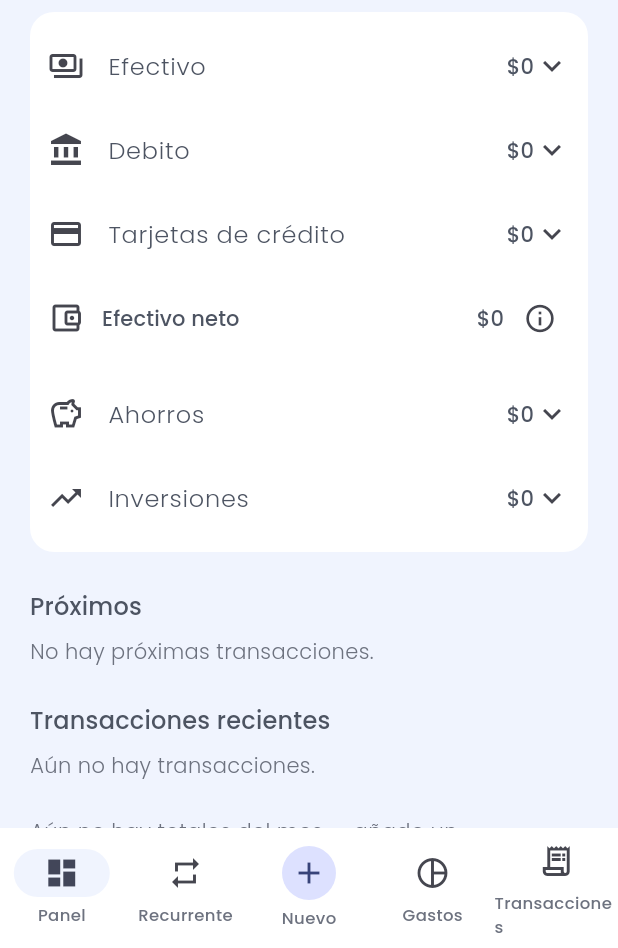
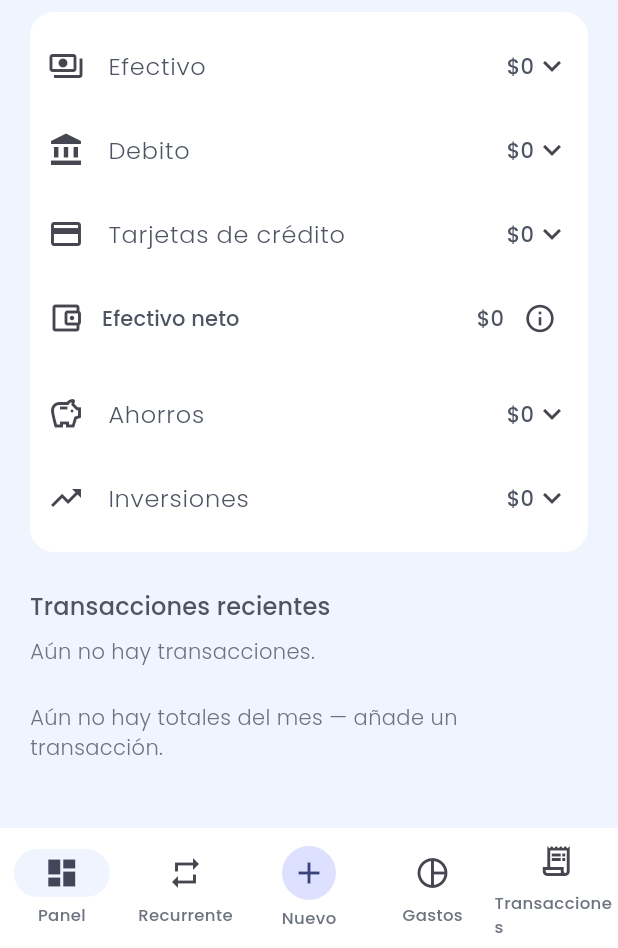
Before and after one commit to gerardomanllo/finko, a Flutter app: the DashboardScreen screen opened by its route, scrolled down 184 dp, on a phone screen of 412 x 824 dp, the part 288-1236 px from its top. Run offline on Flutter 3.47's test engine with Material 3 defaults, Android fonts, the phone set to English and light mode, and no system bars; drawn by our look-alikes of fl_chart; our stand-ins replace cloud_firestore, cloud_functions, firebase_auth, firebase_core, flutter_riverpod, go_router and 4 more; accounts and stored records are empty; network calls fail.

Commit message:
Enhance dashboard upcoming transactions: hide the entire upcoming section when empty, display up to five upcoming transaction cards with a "See all upcoming" option linking to the Recurring tab. Updated localization for new UI elements and refined documentation to reflect these changes.

```diff
--- a/lib/features/dashboard/presentation/dashboard_screen.dart
+++ b/lib/features/dashboard/presentation/dashboard_screen.dart
@@ -16,7 +16,6 @@ import '../../../core/formatting/money_format.dart';
 import '../../../core/refresh/ledger_aware_app_refresh.dart';
 import '../../../l10n/app_localizations.dart';
 import '../../../widgets/accounts/finko_cash_flow_accounts_accordion.dart';
-import '../../../widgets/surfaces/finko_paper_card.dart';
 import '../../../widgets/budgets/finko_monthly_budget_teaser.dart';
 import '../../../widgets/metrics/finko_metric_carousel_card.dart';
 import '../../../widgets/metrics/finko_net_worth_sparkline.dart';
@@ -280,18 +279,26 @@ class DashboardScreen extends ConsumerWidget {
                     loading: () => const LinearProgressIndicator(),
                     error: (e, _) => Text('$e'),
                   ),
+                  upcomingAsync.when(
+                    data: (list) {
+                      if (list.isEmpty) {
+                        return const SizedBox.shrink();
+                      }
+                      const previewCount = 5;
+                      final preview = list.length > previewCount
+                          ? list.sublist(0, previewCount)
+                          : list;
+                      return Column(
+                        crossAxisAlignment: CrossAxisAlignment.stretch,
+                        mainAxisSize: MainAxisSize.min,
+                        children: [
                           const SizedBox(height: 24),
                           Text(
                             l10n.dashboardUpcomingHeading,
                             style: theme.textTheme.titleMedium,
                           ),
                           const SizedBox(height: 8),
-                  upcomingAsync.when(
-                    data: (list) {
-                      if (list.isEmpty) {
-                        return Text(l10n.emptyNoUpcoming);
-                      }
-                      return FinkoPaperCard(
+                          Padding(
                             padding: const EdgeInsets.symmetric(
                               horizontal: 8,
                               vertical: 10,
@@ -300,12 +307,13 @@ class DashboardScreen extends ConsumerWidget {
                               height: 168,
                               child: ListView.separated(
                                 scrollDirection: Axis.horizontal,
-                            itemCount: list.length.clamp(0, 20),
+                                itemCount: preview.length + 1,
                                 separatorBuilder:
                                     (BuildContext context, int index) =>
                                         const SizedBox(width: 10),
                                 itemBuilder: (context, i) {
-                              final u = list[i];
+                                  if (i < preview.length) {
+                                    final u = preview[i];
                                     return FinkoUpcomingTransactionCard(
                                       title: u.memo ?? u.kind.wireName,
                                       amountText: _upcomingAmount(
@@ -313,7 +321,8 @@ class DashboardScreen extends ConsumerWidget {
                                         u,
                                         mainCurrency,
                                       ),
-                                secondaryAmountText: _upcomingSecondaryAmount(
+                                      secondaryAmountText:
+                                          _upcomingSecondaryAmount(
                                             context,
                                             u,
                                             mainCurrency,
@@ -324,13 +333,32 @@ class DashboardScreen extends ConsumerWidget {
                                         todayKey,
                                       ),
                                     );
+                                  }
+                                  return FinkoUpcomingSeeAllCard(
+                                    label: l10n.dashboardUpcomingSeeAll,
+                                    onTap: () => context.go('/recurring'),
+                                  );
                                 },
                               ),
                             ),
+                          ),
+                        ],
                       );
                     },
-                    loading: () => const LinearProgressIndicator(),
-                    error: (e, _) => Text('$e'),
+                    loading: () => const SizedBox.shrink(),
+                    error: (e, _) => Column(
+                      crossAxisAlignment: CrossAxisAlignment.stretch,
+                      mainAxisSize: MainAxisSize.min,
+                      children: [
+                        const SizedBox(height: 24),
+                        Text(
+                          l10n.dashboardUpcomingHeading,
+                          style: theme.textTheme.titleMedium,
+                        ),
+                        const SizedBox(height: 8),
+                        Text('$e'),
+                      ],
+                    ),
                   ),
                   const SizedBox(height: 24),
                   Text(
--- a/lib/l10n/app_en.arb
+++ b/lib/l10n/app_en.arb
@@ -366,6 +366,7 @@
   "loansMortgageSectionTitle": "Loans & mortgage",
   "dashboardAccountsHeading": "Accounts",
   "dashboardUpcomingHeading": "Upcoming",
+  "dashboardUpcomingSeeAll": "See all upcoming",
   "dashboardRecentHeading": "Recent transactions",
   "seeMore": "See more",
   "leftForSpending": "Left for spending",
--- a/lib/l10n/app_es.arb
+++ b/lib/l10n/app_es.arb
@@ -366,6 +366,7 @@
   "loansMortgageSectionTitle": "Préstamos e hipoteca",
   "dashboardAccountsHeading": "Cuentas",
   "dashboardUpcomingHeading": "Próximos",
+  "dashboardUpcomingSeeAll": "Ver todos los próximos",
   "dashboardRecentHeading": "Transacciones recientes",
   "seeMore": "Ver más",
   "leftForSpending": "Disponible para gastar",
--- a/lib/l10n/app_localizations.dart
+++ b/lib/l10n/app_localizations.dart
@@ -1718,6 +1718,12 @@ abstract class AppLocalizations {
   /// **'Próximos'**
   String get dashboardUpcomingHeading;
 
+  /// No description provided for @dashboardUpcomingSeeAll.
+  ///
+  /// In es, this message translates to:
+  /// **'Ver todos los próximos'**
+  String get dashboardUpcomingSeeAll;
+
   /// No description provided for @dashboardRecentHeading.
   ///
   /// In es, this message translates to:
--- a/lib/l10n/app_localizations_en.dart
+++ b/lib/l10n/app_localizations_en.dart
@@ -897,6 +897,9 @@ class AppLocalizationsEn extends AppLocalizations {
   String get dashboardUpcomingHeading => 'Upcoming';
 
   @override
+  String get dashboardUpcomingSeeAll => 'See all upcoming';
+
+  @override
   String get dashboardRecentHeading => 'Recent transactions';
 
   @override
--- a/lib/l10n/app_localizations_es.dart
+++ b/lib/l10n/app_localizations_es.dart
@@ -901,6 +901,9 @@ class AppLocalizationsEs extends AppLocalizations {
   String get dashboardUpcomingHeading => 'Próximos';
 
   @override
+  String get dashboardUpcomingSeeAll => 'Ver todos los próximos';
+
+  @override
   String get dashboardRecentHeading => 'Transacciones recientes';
 
   @override
```
Also changed, not shown: lib/widgets/transactions/finko_upcoming_transaction_strip.dart (+67 -6 lines), 3 other files. Lines whose indentation alone changed are shown as unchanged.
